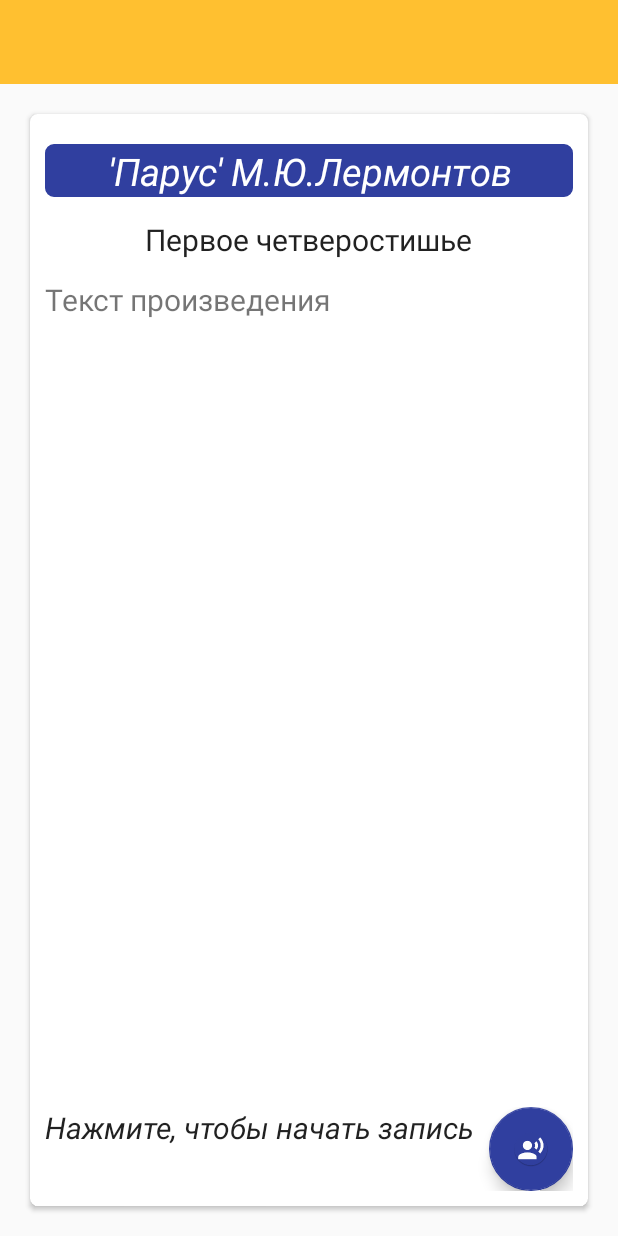
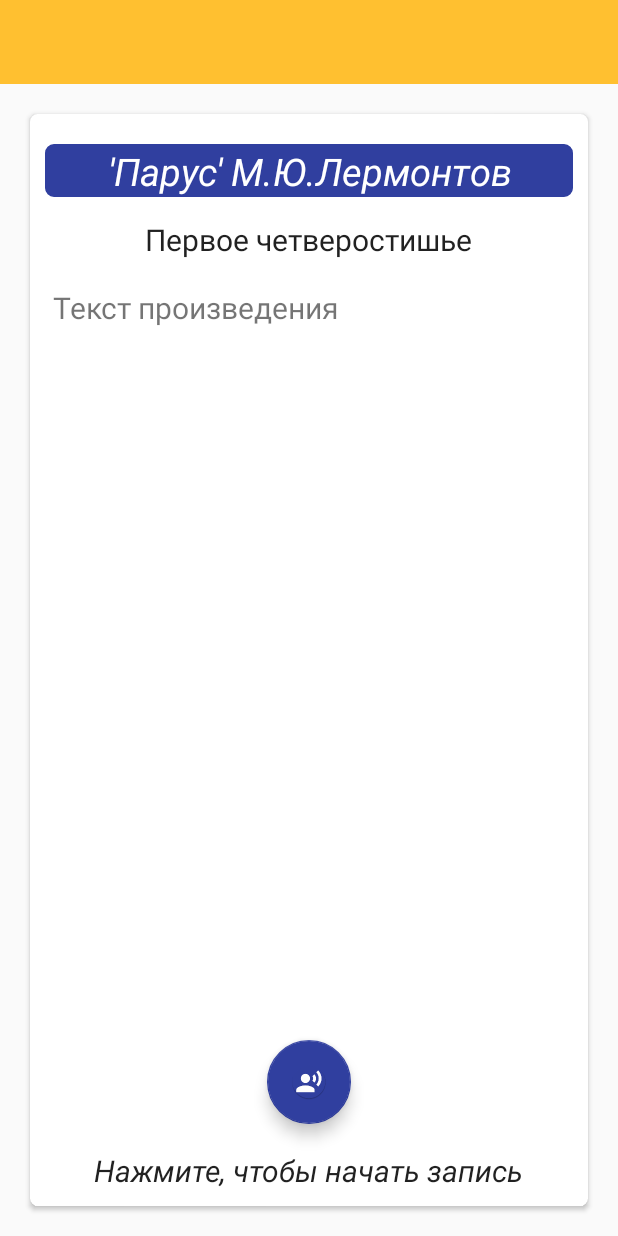
Before and after one commit to Motygullin503/YaTamByl, an Android app: the RecordingActivity screen opened directly, with no data from a screen before it, on a phone screen of 412 x 824 dp. Run offline under Robolectric (Android 15) with nearby library versions, the phone set to English and light mode, and no system bars; libraries missing offline, so code that uses them is left out: cafe.adriel.androidaudiorecorder.

Commit message:
fix bitrate and appearance of voice recording

```diff
--- a/app/src/main/java/ru/ksu/motygullin/yatambyl/activities/RecordingActivity.java
+++ b/app/src/main/java/ru/ksu/motygullin/yatambyl/activities/RecordingActivity.java
@@ -1,13 +1,30 @@
 package ru.ksu.motygullin.yatambyl.activities;
 
+import android.Manifest;
+import android.app.Activity;
+import android.content.Intent;
+import android.content.pm.PackageManager;
+import android.os.Environment;
+import android.support.design.widget.FloatingActionButton;
+import android.support.v4.app.ActivityCompat;
+import android.support.v4.content.ContextCompat;
 import android.support.v7.app.AppCompatActivity;
 import android.os.Bundle;
+import android.view.View;
+import android.widget.Button;
 
+import cafe.adriel.androidaudiorecorder.AndroidAudioRecorder;
+import cafe.adriel.androidaudiorecorder.model.AudioChannel;
+import cafe.adriel.androidaudiorecorder.model.AudioSampleRate;
+import cafe.adriel.androidaudiorecorder.model.AudioSource;
 import ru.ksu.motygullin.yatambyl.R;
 
 public class RecordingActivity extends AppCompatActivity {
 
-
+    final Activity context = this;
+    FloatingActionButton record;
+    FloatingActionButton stopRecord;
+    final static int PERMISSION_REQUEST_CODE = 666;
 
     @Override
     protected void onCreate(Bundle savedInstanceState) {
@@ -15,5 +32,57 @@ public class RecordingActivity extends AppCompatActivity {
         setContentView(R.layout.activity_recording);
 
 
+        record =(FloatingActionButton) findViewById(R.id.record);
+        stopRecord =(FloatingActionButton) findViewById(R.id.stop_record);
+
+        requestPermission();
+
+        record.setOnClickListener(new View.OnClickListener() {
+            @Override
+            public void onClick(View view) {
+                String filePath = Environment.getExternalStorageDirectory() + "/recorded_audio.m4a";
+                int requestCode = 0;
+
+                    AndroidAudioRecorder.with(context)
+                            // Required
+                            .setFilePath(filePath)
+                            .setColor(R.color.colorPrimaryDark)
+                            .setRequestCode(requestCode)
+
+                            // Optional
+                            .setSource(AudioSource.MIC)
+                            .setChannel(AudioChannel.MONO)
+                            .setSampleRate(AudioSampleRate.HZ_11025)
+                            .setAutoStart(false)
+                            .setKeepDisplayOn(true)
+
+                            // Start recording
+                            .record();
+                }
+
+        });
+
+    }
+
+    private void requestPermission() {
+        ActivityCompat.requestPermissions(this,
+                new String[]{Manifest.permission.RECORD_AUDIO,
+                        Manifest.permission.WRITE_CONTACTS,
+                        Manifest.permission.WAKE_LOCK,
+                        Manifest.permission.WRITE_EXTERNAL_STORAGE,
+                        Manifest.permission.READ_EXTERNAL_STORAGE},
+                PERMISSION_REQUEST_CODE);
+    }
+
+    @Override
+    protected void onActivityResult(int requestCode, int resultCode, Intent data) {
+        super.onActivityResult(requestCode, resultCode, data);
+        if (requestCode == 0) {
+            if (resultCode == RESULT_OK) {
+                // Great! User has recorded and saved the audio file
+            } else if (resultCode == RESULT_CANCELED) {
+                // Oops! User has canceled the recording
+            }
+        }
     }
 }
--- a/app/src/main/res/layout/activity_recording.xml
+++ b/app/src/main/res/layout/activity_recording.xml
@@ -18,8 +18,6 @@
     </android.support.v7.widget.Toolbar>
 
     <android.support.v7.widget.CardView
-        xmlns:android="http://schemas.android.com/apk/res/android"
-        xmlns:app="http://schemas.android.com/apk/res-auto"
         android:layout_width="match_parent"
         android:layout_height="match_parent"
         android:layout_margin="20dp"
@@ -56,11 +54,10 @@
             android:textStyle="italic" />
 
 
-
-
         <ScrollView
+            android:padding="5dp"
             android:layout_width="match_parent"
-            android:layout_height="306dp"
+            android:layout_height="271dp"
             android:layout_marginTop="100dp">
 
             <TextView
@@ -73,37 +70,47 @@
                 android:textSize="20sp" />
         </ScrollView>
 
-        <LinearLayout
-            android:layout_gravity="bottom"
+        <RelativeLayout
             android:layout_width="match_parent"
-            android:layout_height="wrap_content">
+            android:layout_height="wrap_content"
+            android:layout_gravity="bottom">
+
             <TextView
+                android:id="@+id/br"
                 style="@style/AlertDialog.AppCompat.Light"
-                android:textStyle="italic"
-                android:layout_weight="4"
-                android:layout_width="0dp"
+                android:layout_width="wrap_content"
                 android:layout_height="wrap_content"
 
+                android:layout_alignParentBottom="true"
+                android:layout_centerHorizontal="true"
+                android:layout_marginBottom="17dp"
                 android:gravity="start"
                 android:text="Нажмите, чтобы начать запись"
-                android:textSize="20sp" />
+                android:textSize="20sp"
+                android:textStyle="italic" />
 
             <android.support.design.widget.FloatingActionButton
-
-                android:src="@mipmap/ic_record"
                 android:id="@+id/record"
                 android:layout_width="wrap_content"
-                android:layout_height="wrap_content"/>
+                android:layout_height="wrap_content"
+                android:src="@mipmap/ic_record"
+                android:layout_above="@+id/br"
+                android:layout_centerHorizontal="true" />
+
+            <android.support.design.widget.FloatingActionButton
+                android:visibility="gone"
+                android:id="@+id/stop_record"
+                android:layout_width="wrap_content"
+                android:layout_height="wrap_content"
+                android:src="@mipmap/ic_stop"
+                android:layout_above="@+id/br"
+                android:layout_centerHorizontal="true" />
 
 
-        </LinearLayout>
-
-
-
+        </RelativeLayout>
 
 
     </android.support.v7.widget.CardView>
 
 
-
 </LinearLayout>
```
Also changed, not shown: app/build.gradle (+7 -0 lines), app/src/main/java/ru/ksu/motygullin/yatambyl/activities/GeneralActivity.java (+17 -2 lines), app/src/main/ic_stop-web.png (added), app/src/main/res/mipmap-hdpi/ic_stop.png (added), app/src/main/res/mipmap-mdpi/ic_stop.png (added), app/src/main/res/mipmap-xhdpi/ic_stop.png (added), app/src/main/res/mipmap-xxhdpi/ic_stop.png (added), app/src/main/res/mipmap-xxxhdpi/ic_stop.png (added).
